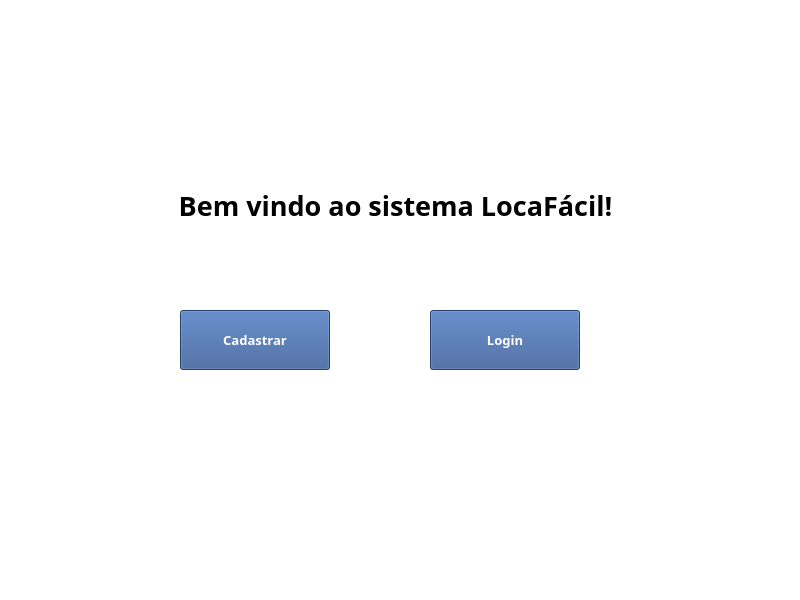
Before: the Qt Designer form Telas/tela_inicio.ui in lucasousa/Projeto-Loca-Facil, drawn with Qt 5.
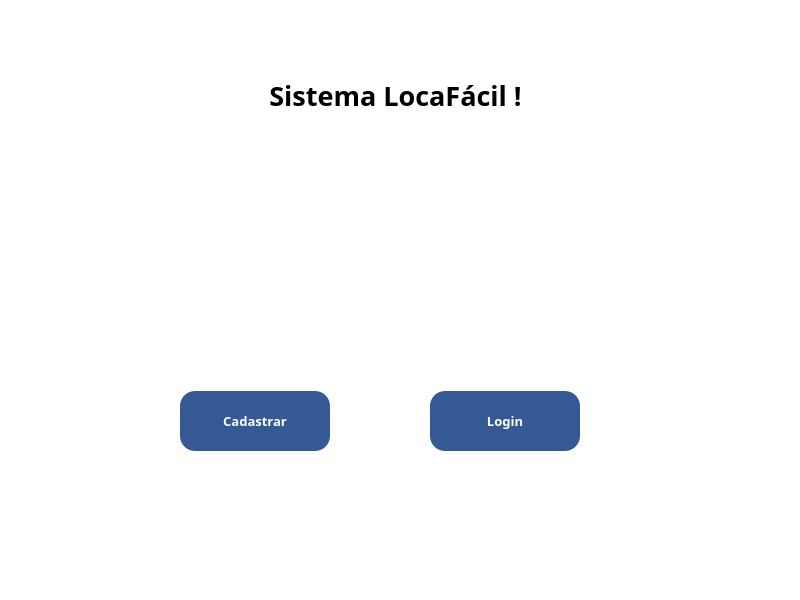
After: the same form once the commit is applied. Icons and pictures are not drawn.

Commit message: Mudança de layout e adição de foto representativa

Diff of the .ui file:
```diff
--- a/Telas/tela_inicio.ui
+++ b/Telas/tela_inicio.ui
@@ -21,7 +21,7 @@
     <property name="geometry">
      <rect>
       <x>30</x>
-      <y>180</y>
+      <y>70</y>
       <width>731</width>
       <height>51</height>
      </rect>
@@ -36,7 +36,7 @@
      </font>
     </property>
     <property name="text">
-     <string>Bem vindo ao sistema LocaFácil!</string>
+     <string>Sistema LocaFácil !</string>
     </property>
     <property name="alignment">
      <set>Qt::AlignCenter</set>
@@ -46,7 +46,7 @@
     <property name="geometry">
      <rect>
       <x>180</x>
-      <y>310</y>
+      <y>391</y>
       <width>150</width>
       <height>60</height>
      </rect>
@@ -61,7 +61,8 @@
     </property>
     <property name="styleSheet">
      <string notr="true">color: rgb(255, 255, 255);
-background-color: rgb(52, 89, 149);</string>
+background-color: rgb(52, 89, 149);
+border-radius: 15px;</string>
     </property>
     <property name="text">
      <string>Cadastrar</string>
@@ -71,7 +72,7 @@
     <property name="geometry">
      <rect>
       <x>430</x>
-      <y>310</y>
+      <y>391</y>
       <width>150</width>
       <height>60</height>
      </rect>
@@ -86,12 +87,39 @@
     </property>
     <property name="styleSheet">
      <string notr="true">color: rgb(255, 255, 255);
-background-color: rgb(52, 89, 149);</string>
+background-color: rgb(52, 89, 149);
+border-radius: 15px;</string>
     </property>
     <property name="text">
      <string>Login</string>
     </property>
    </widget>
+   <widget class="QToolButton" name="toolButton">
+    <property name="geometry">
+     <rect>
+      <x>180</x>
+      <y>140</y>
+      <width>391</width>
+      <height>231</height>
+     </rect>
+    </property>
+    <property name="styleSheet">
+     <string notr="true">border: none;</string>
+    </property>
+    <property name="text">
+     <string/>
+    </property>
+    <property name="icon">
+     <iconset>
+      <normaloff>../../exemplo/telas/images/back_12955.png</normaloff>../../exemplo/telas/images/back_12955.png</iconset>
+    </property>
+    <property name="iconSize">
+     <size>
+      <width>28</width>
+      <height>28</height>
+     </size>
+    </property>
+   </widget>
   </widget>
   <widget class="QStatusBar" name="statusbar"/>
  </widget>
```
The commit also changes 1 other file.
